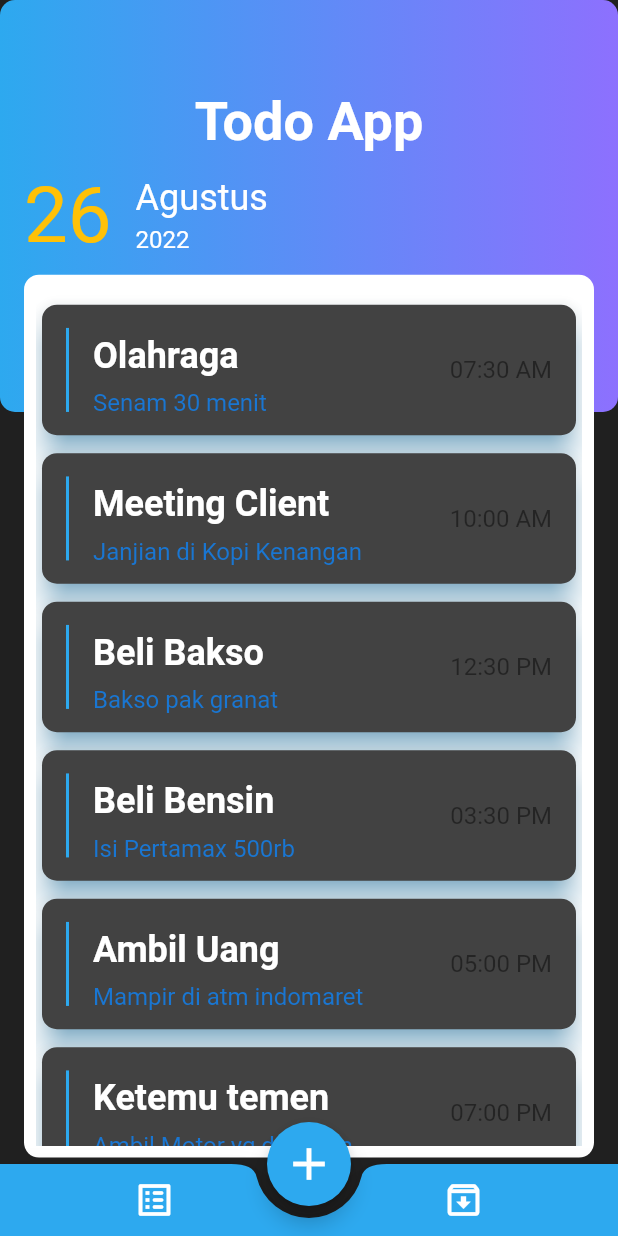
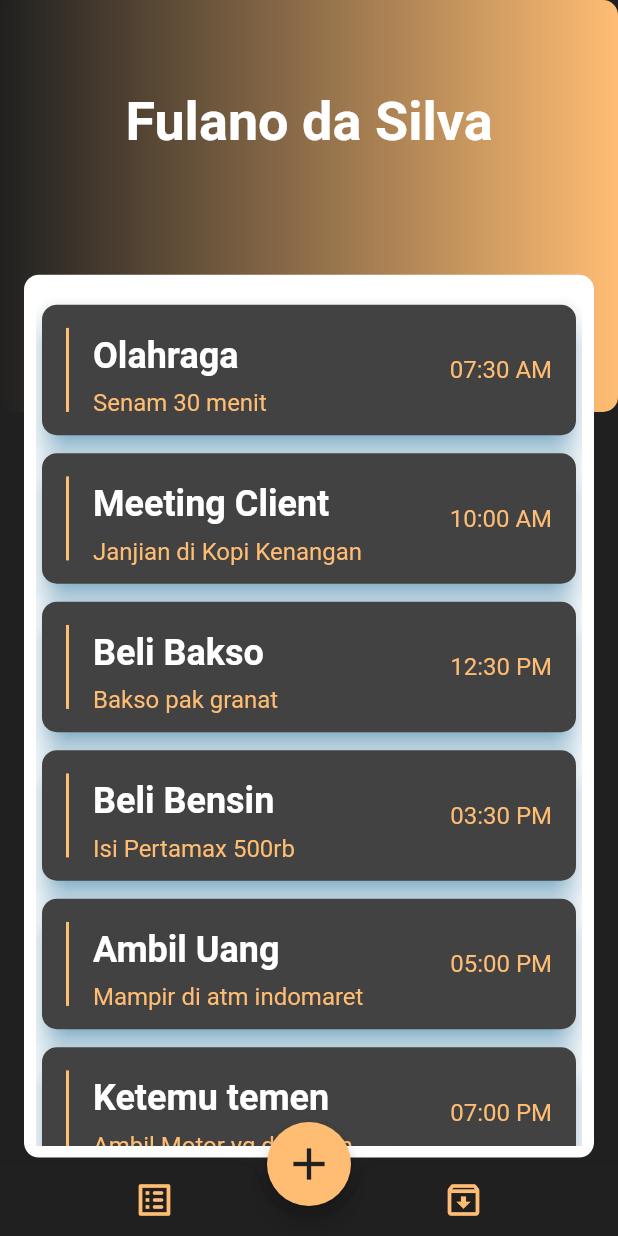
Before and after one commit to Rafaelveloso11/smartcity, a Flutter app: the HomeScreen screen opened directly, on a phone screen of 412 x 824 dp. Run offline on Flutter 3.47's test engine with Material 2 defaults, Android fonts, the phone set to English and light mode, and no system bars; drawn by our look-alikes of flutter_slidable.

Commit message:
atualização cores

```diff
--- a/lib/home_screen.dart
+++ b/lib/home_screen.dart
@@ -1,4 +1,5 @@
 import 'package:flutter/material.dart';
+import 'package:smartcity/constants.dart';
 
 import 'package:smartcity/model/task.dart';
 import 'package:smartcity/widget/card_widget.dart';
@@ -35,8 +36,8 @@ class _HomeScreenState extends State<HomeScreen> {
                   ),
                   gradient: LinearGradient(
                     colors: [
-                      Color(0xff8d70fe),
-                      Color(0xff2da9ef),
+                      kPrimaryColor,
+                      kBackGroundColor,
                     ],
                     begin: Alignment.centerRight,
                     end: Alignment.centerLeft,
@@ -48,7 +49,7 @@ class _HomeScreenState extends State<HomeScreen> {
                       height: 60,
                     ),
                     Text(
-                      'Todo App',
+                      'Fulano da Silva',
                       style: TextStyle(
                         color: Colors.white,
                         fontSize: 36,
@@ -57,32 +58,6 @@ class _HomeScreenState extends State<HomeScreen> {
                     ),
                     SizedBox(
                       height: 8,
-                    ),
-                    ListTile(
-                      leading: Text(
-                        '26',
-                        style: TextStyle(
-                          fontSize: 52,
-                          color: Colors.amber,
-                        ),
-                      ),
-                      title: Padding(
-                        padding: EdgeInsets.symmetric(vertical: 4.0),
-                        child: Text(
-                          'Agustus',
-                          style: TextStyle(
-                            fontSize: 24,
-                            color: Colors.white,
-                          ),
-                        ),
-                      ),
-                      subtitle: Text(
-                        '2022',
-                        style: TextStyle(
-                          fontSize: 16,
-                          color: Colors.white,
-                        ),
-                      ),
                     ),
                   ],
                 ),
@@ -126,7 +101,7 @@ class _HomeScreenState extends State<HomeScreen> {
         ),
       ),
       bottomNavigationBar: BottomAppBar(
-        color: const Color(0xff2da9ef),
+        color: kBackGroundColor,
         shape: const CircularNotchedRectangle(),
         notchMargin: 8,
         child: Row(
@@ -137,7 +112,7 @@ class _HomeScreenState extends State<HomeScreen> {
               onPressed: () {},
               icon: const Icon(
                 Icons.list_alt_rounded,
-                color: Colors.white,
+                color: kPrimaryColor,
                 size: 28,
               ),
             ),
@@ -153,7 +128,7 @@ class _HomeScreenState extends State<HomeScreen> {
               },
               icon: const Icon(
                 Icons.archive_outlined,
-                color: Colors.white,
+                color: kPrimaryColor,
                 size: 28,
               ),
             ),
@@ -168,8 +143,8 @@ class _HomeScreenState extends State<HomeScreen> {
                 return const FormWidget();
               });
         },
-        backgroundColor: const Color(0xff2da9ef),
-        foregroundColor: const Color(0xffffffff),
+        backgroundColor: kPrimaryColor,
+        foregroundColor: kBackGroundColor,
         child: const Icon(
           Icons.add,
           size: 36,
--- a/lib/widget/card_widget.dart
+++ b/lib/widget/card_widget.dart
@@ -1,6 +1,7 @@
 import 'package:flutter/material.dart';
 import 'package:flutter_slidable/flutter_slidable.dart';
 import 'package:intl/intl.dart';
+import 'package:smartcity/constants.dart';
 
 import '../model/task.dart';
 
@@ -25,10 +26,10 @@ class CardWidget extends StatelessWidget {
           SlidableAction(
             borderRadius: BorderRadius.circular(16),
             onPressed: (_) {},
-            backgroundColor: const Color(0xff2da9ef),
-            foregroundColor: Colors.white,
+            backgroundColor: kBackGroundColor,
+            foregroundColor: kPrimaryColor,
             icon: Icons.done_outline_rounded,
-            label: 'Done',
+            label: 'Pronto',
           ),
           const SizedBox(
             width: 2,
@@ -39,7 +40,7 @@ class CardWidget extends StatelessWidget {
             backgroundColor: const Color(0xFFFE4A49),
             foregroundColor: Colors.white,
             icon: Icons.delete,
-            label: 'Remove',
+            label: 'Remover',
           ),
         ],
       ),
@@ -61,7 +62,7 @@ class CardWidget extends StatelessWidget {
               ? const SizedBox()
               : Container(
                   width: 2,
-                  color: const Color(0xff2da9ef),
+                  color: kPrimaryColor,
                 ),
           title: Padding(
             padding: const EdgeInsets.symmetric(vertical: 8.0),
@@ -76,14 +77,14 @@ class CardWidget extends StatelessWidget {
           subtitle: Text(
             task.description,
             style: TextStyle(
-              color: Colors.blue.shade700,
+              color: kPrimaryColor,
               fontSize: 16,
             ),
           ),
           trailing: Text(
             task.isDone ? 'Done' : DateFormat('hh:mm a').format(task.taskTime),
             style: const TextStyle(
-              color: Colors.black45,
+              color: kPrimaryColor,
               fontSize: 16,
             ),
           ),
```
